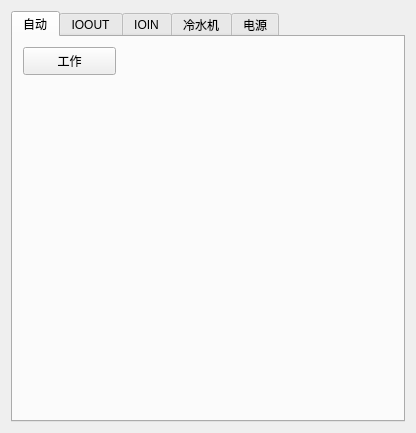
Old version of the form QDeviceCtrl.ui in the repository BiggerBinBin/QtCanPlatform.
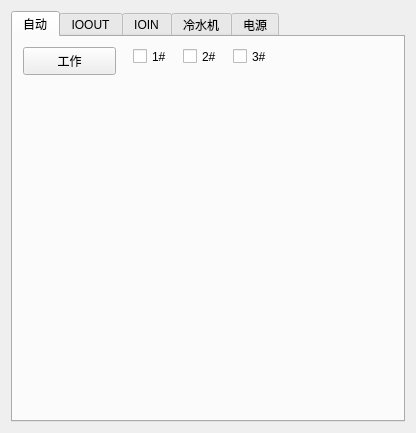
New version of the form.

Diff of the .ui file:
```diff
--- a/QDeviceCtrl.ui
+++ b/QDeviceCtrl.ui
@@ -41,6 +41,48 @@
        <property name="text">
         <string>工作</string>
        </property>
+       <property name="checkable">
+        <bool>true</bool>
+       </property>
+      </widget>
+      <widget class="QCheckBox" name="dCbProcess1">
+       <property name="geometry">
+        <rect>
+         <x>120</x>
+         <y>10</y>
+         <width>51</width>
+         <height>19</height>
+        </rect>
+       </property>
+       <property name="text">
+        <string>1#</string>
+       </property>
+      </widget>
+      <widget class="QCheckBox" name="dCbProcess2">
+       <property name="geometry">
+        <rect>
+         <x>170</x>
+         <y>10</y>
+         <width>51</width>
+         <height>19</height>
+        </rect>
+       </property>
+       <property name="text">
+        <string>2#</string>
+       </property>
+      </widget>
+      <widget class="QCheckBox" name="dCbProcess3">
+       <property name="geometry">
+        <rect>
+         <x>220</x>
+         <y>10</y>
+         <width>51</width>
+         <height>19</height>
+        </rect>
+       </property>
+       <property name="text">
+        <string>3#</string>
+       </property>
       </widget>
      </widget>
      <widget class="QWidget" name="tab_1">
```
